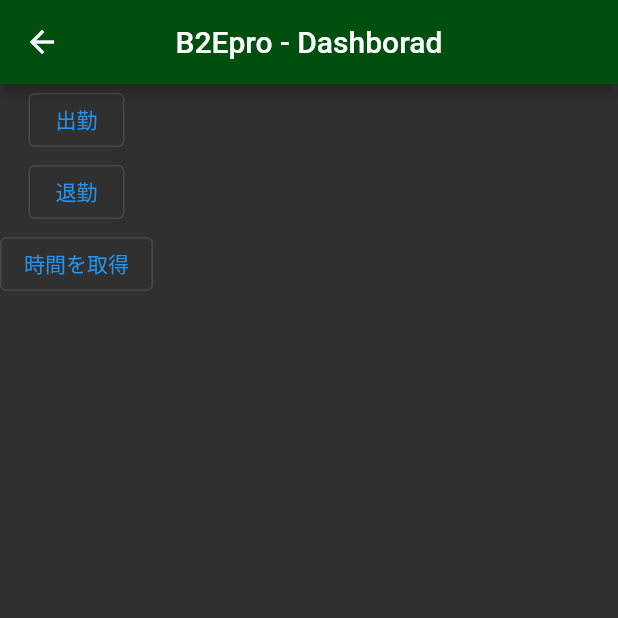
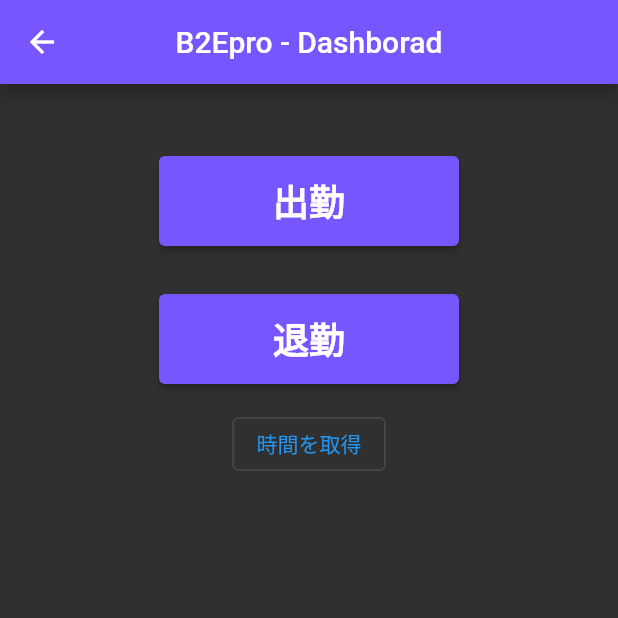
Before and after one commit to katayama8000/b2e_flutter, a Flutter app: the screen it shows after launch, after a tap on "ダッシュボード", on a phone screen of 412 x 824 dp, the top half of it. Run offline on Flutter 3.47's test engine with Material 2 defaults, Android fonts, the light colour scheme and no system bars; our stand-ins replace device_info_plus, fluttertoast, timezone; network calls fail.

Commit message:
リファクタリング

```diff
--- a/lib/main.dart
+++ b/lib/main.dart
@@ -131,11 +131,6 @@ class _B2EPageState extends State<B2EPage> {
 
   //ログインに必要な情報をpostする
   void handleSignUp(csrf, userId, password) async {
-    print(csrf);
-    print(userId);
-    print(password);
-    print("----------------------------------------------------");
-
     var url = Uri.parse('http://stimeapp.snapshot.co.jp/ss/login');
     var response = await http.post(url, body: {
       'userName': '1000100072',
@@ -146,14 +141,6 @@ class _B2EPageState extends State<B2EPage> {
     //リダイレクト成功
     if (response.statusCode == 302) {
       showToast("ログインに成功");
-      // print("成功");
-      // print("----------------------this is coolkie---------------------------");
-      // print(response.headers["set-cookie"]);
-      // print(response.headers["set-cookie"] is String);
-      // print(response.headers["set-cookie"]?.substring(11, 43));
-      // print("----------------------this is coolkie---------------------------");
-      // print(response.headers["location"]);
-      // print(response.headers["location"] is String);
       location = response.headers["location"]!;
       jsessionid = response.headers["set-cookie"]!.substring(11, 43);
 
@@ -177,15 +164,20 @@ class _B2EPageState extends State<B2EPage> {
   Widget build(BuildContext context) {
     return Scaffold(
       appBar: AppBar(
-        backgroundColor: Color.fromARGB(255, 1, 79, 15),
+        backgroundColor: Color.fromARGB(255, 120, 86, 255),
         centerTitle: true,
         title: Text('B2Epro - flutter', style: TextStyle(color: Colors.white)),
       ),
       body: SizedBox(
         width: double.infinity,
+        child: Center(
           child: Column(
+            mainAxisSize: MainAxisSize.min,
             children: [
-            TextField(
+              Padding(
+                padding:
+                    const EdgeInsets.symmetric(vertical: 10, horizontal: 30),
+                child: TextField(
                   decoration: const InputDecoration(
                     hintText: 'userId',
                   ),
@@ -193,7 +185,11 @@ class _B2EPageState extends State<B2EPage> {
                     userId = value;
                   },
                 ),
-            TextField(
+              ),
+              Padding(
+                padding:
+                    const EdgeInsets.symmetric(vertical: 10, horizontal: 30),
+                child: TextField(
                   //controller: myController,
                   decoration: const InputDecoration(
                     hintText: 'password',
@@ -202,15 +198,16 @@ class _B2EPageState extends State<B2EPage> {
                     password = value;
                   },
                 ),
+              ),
               OutlinedButton(
-              child: const Text('SEND'),
+                child: const Text('Login'),
                 onPressed: () {
                   handleSignUp(csrf, userId, password);
                 },
               ),
               OutlinedButton(
                 onPressed: () => {pushRegisterDevicePage()},
-              child: const Text('登録'),
+                child: const Text('機種識別番号登録'),
               ),
               OutlinedButton(
                 onPressed: () => {pushDashBoardPage()},
@@ -219,6 +216,7 @@ class _B2EPageState extends State<B2EPage> {
             ],
           ),
         ),
+      ),
     );
   }
 }
--- a/lib/pages/dashBoard.dart
+++ b/lib/pages/dashBoard.dart
@@ -80,23 +80,52 @@ class _DashBoardState extends State<DashBoard> {
   Widget build(BuildContext context) {
     return Scaffold(
       appBar: AppBar(
-        backgroundColor: Color.fromARGB(255, 1, 79, 15),
+        backgroundColor: Color.fromARGB(255, 120, 86, 255),
         centerTitle: true,
         title:
             Text('B2Epro - Dashborad', style: TextStyle(color: Colors.white)),
       ),
       body: SafeArea(
+        child: Center(
+          child: Padding(
+            padding: const EdgeInsets.only(top: 32.0),
             child: Column(
               children: [
-            OutlinedButton(
+                Padding(
+                  padding: const EdgeInsets.all(16.0),
+                  child: SizedBox(
+                    width: 200,
+                    height: 60,
+                    child: ElevatedButton(
+                      child: const Text('出勤',
+                          style: TextStyle(
+                              color: Colors.white,
+                              fontSize: 24,
+                              fontWeight: FontWeight.bold)),
+                      style: ElevatedButton.styleFrom(
+                          primary: Color.fromARGB(255, 120, 86, 255),
+                          onPrimary: Colors.white),
                       onPressed: () => {work("00")},
-              child: const Text('出勤'),
                     ),
-            OutlinedButton(
-              onPressed: () => {
-                print(work("00")),
-              },
-              child: const Text('退勤'),
+                  ),
+                ),
+                Padding(
+                  padding: const EdgeInsets.all(16.0),
+                  child: SizedBox(
+                    width: 200,
+                    height: 60,
+                    child: ElevatedButton(
+                      child: const Text('退勤',
+                          style: TextStyle(
+                              color: Colors.white,
+                              fontSize: 24,
+                              fontWeight: FontWeight.bold)),
+                      style: ElevatedButton.styleFrom(
+                          primary: Color.fromARGB(255, 120, 86, 255),
+                          onPrimary: Colors.white),
+                      onPressed: () => {work("00")},
+                    ),
+                  ),
                 ),
                 OutlinedButton(
                   onPressed: () => {
@@ -107,6 +136,8 @@ class _DashBoardState extends State<DashBoard> {
               ],
             ),
           ),
+        ),
+      ),
     );
   }
 }
--- a/lib/pages/signup.dart
+++ b/lib/pages/signup.dart
@@ -13,7 +13,7 @@ class _RegisterDeviceState extends State<RegisterDevice> {
   Widget build(BuildContext context) {
     return Scaffold(
       appBar: AppBar(
-        backgroundColor: Color.fromARGB(255, 1, 79, 15),
+        backgroundColor: Color.fromARGB(255, 120, 86, 255),
         centerTitle: true,
         title: Text('B2Epro - flutter', style: TextStyle(color: Colors.white)),
       ),
```
Lines whose indentation alone changed are shown as unchanged.
